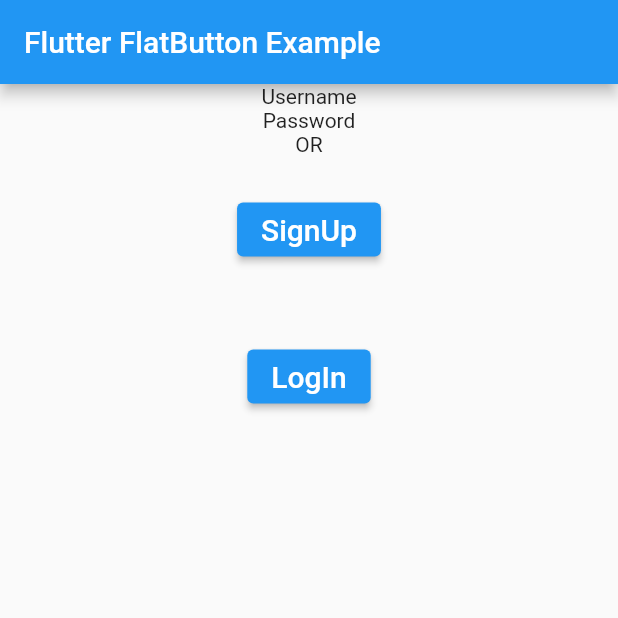
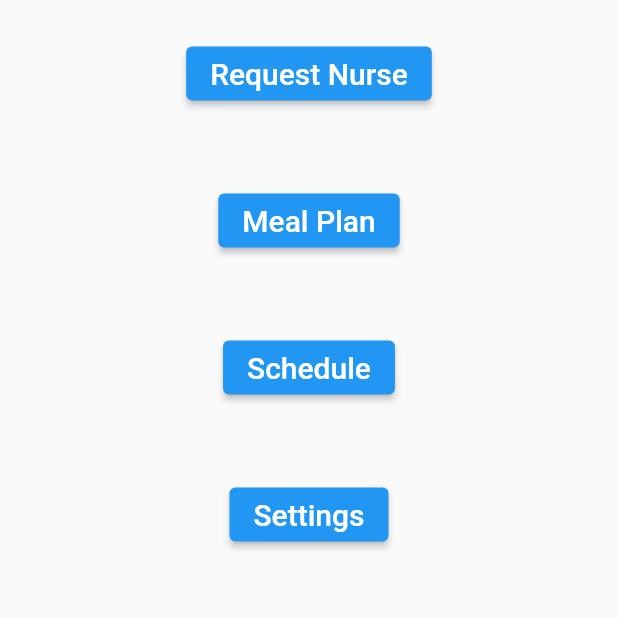
Before and after one commit to iilimit/RetirementHomeApp, a Flutter app: the screen it shows after launch, on a phone screen of 412 x 824 dp, the top half of it. Run offline on Flutter 3.47's test engine with Material 2 defaults, Android fonts, the phone set to English and light mode, and no system bars.

Commit message:
Added elements to home page and login screen

```diff
--- /dev/null
+++ b/lib/home/home_widget.dart
@@ -0,0 +1,71 @@
+import 'package:flutter/material.dart';
+
+class MyHomePage extends StatefulWidget {
+  const MyHomePage({super.key, required this.title});
+
+  // This widget is the home page of your application. It is stateful, meaning
+  // that it has a State object (defined below) that contains fields that affect
+  // how it looks.
+
+  // This class is the configuration for the state. It holds the values (in this
+  // case the title) provided by the parent (in this case the App widget) and
+  // used by the build method of the State. Fields in a Widget subclass are
+  // always marked "final".
+
+  final String title;
+
+  @override
+  State<MyHomePage> createState() => _MyHomePageState();
+}
+
+class _MyHomePageState extends State<MyHomePage> {
+  @override
+  Widget build(BuildContext context) {
+    return MaterialApp(
+        home: Scaffold(
+            body: Center(
+      child: Column(children: <Widget>[
+        Container(
+          margin: const EdgeInsets.all(25),
+          child: ElevatedButton(
+            child: const Text(
+              'Request Nurse',
+              style: TextStyle(fontSize: 20.0),
+            ),
+            onPressed: () {},
+          ),
+        ),
+        Container(
+          margin: const EdgeInsets.all(25),
+          child: ElevatedButton(
+            child: const Text(
+              'Meal Plan',
+              style: TextStyle(fontSize: 20.0),
+            ),
+            onPressed: () {},
+          ),
+        ),
+        Container(
+          margin: const EdgeInsets.all(25),
+          child: ElevatedButton(
+            child: const Text(
+              'Schedule',
+              style: TextStyle(fontSize: 20.0),
+            ),
+            onPressed: () {},
+          ),
+        ),
+        Container(
+          margin: const EdgeInsets.all(25),
+          child: ElevatedButton(
+            child: const Text(
+              'Settings',
+              style: TextStyle(fontSize: 20.0),
+            ),
+            onPressed: () {},
+          ),
+        )
+      ]),
+    )));
+  }
+}
--- a/lib/main.dart
+++ b/lib/main.dart
@@ -1,5 +1,6 @@
-//first push
 import 'package:flutter/material.dart';
+
+import 'home/home_widget.dart';
 
 void main() {
   runApp(const MyApp());
@@ -29,65 +30,3 @@ class MyApp extends StatelessWidget {
     );
   }
 }
-
-class MyHomePage extends StatefulWidget {
-  const MyHomePage({super.key, required this.title});
-
-  // This widget is the home page of your application. It is stateful, meaning
-  // that it has a State object (defined below) that contains fields that affect
-  // how it looks.
-
-  // This class is the configuration for the state. It holds the values (in this
-  // case the title) provided by the parent (in this case the App widget) and
-  // used by the build method of the State. Fields in a Widget subclass are
-  // always marked "final".
-
-  final String title;
-
-  @override
-  State<MyHomePage> createState() => _MyHomePageState();
-}
-
-class _MyHomePageState extends State<MyHomePage> {
-  @override
-  Widget build(BuildContext context) {
-    return MaterialApp(
-      home: Scaffold(
-          appBar: AppBar(
-            title: Text('Flutter FlatButton Example'),
-          ),
-          body: Center(
-              child: Column(children: <Widget>[
-            Container(
-              child: Text("Username"),
-            ),
-            Container(
-              child: Text("Password"),
-            ),
-            Container(
-              child: Text("OR"),
-            ),
-            Container(
-              margin: EdgeInsets.all(25),
-              child: ElevatedButton(
-                child: Text(
-                  'SignUp',
-                  style: TextStyle(fontSize: 20.0),
-                ),
-                onPressed: () {},
-              ),
-            ),
-            Container(
-              margin: EdgeInsets.all(25),
-              child: ElevatedButton(
-                child: Text(
-                  'LogIn',
-                  style: TextStyle(fontSize: 20.0),
-                ),
-                onPressed: () {},
-              ),
-            ),
-          ]))),
-    );
-  }
-}
```
Also changed, not shown: lib/login/login_widget.dart (added, +70 -0 lines).
